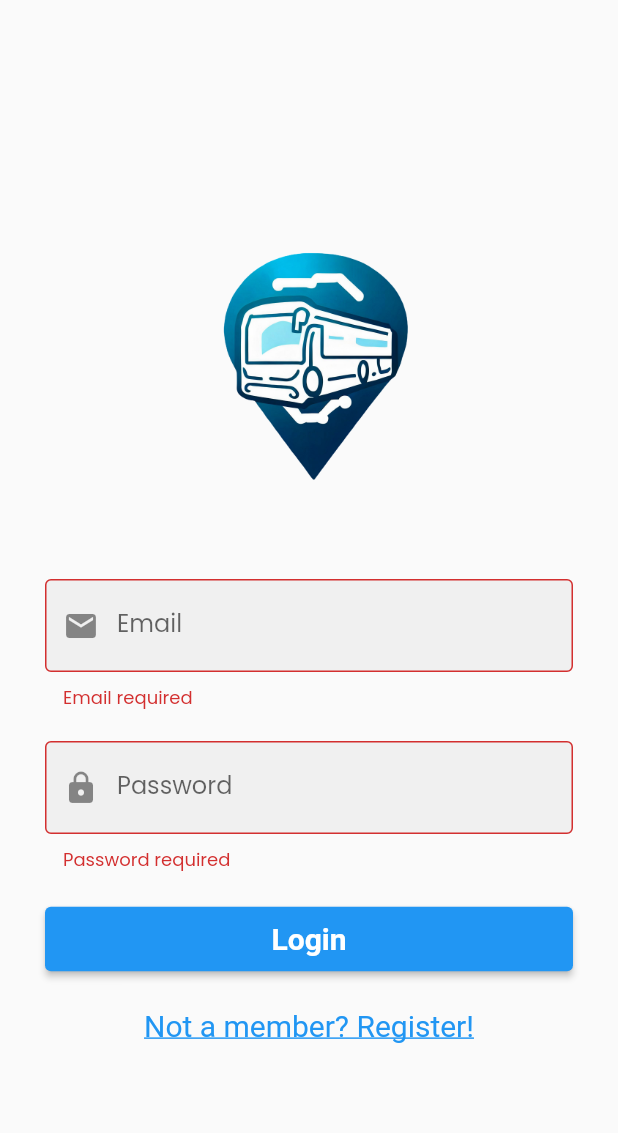
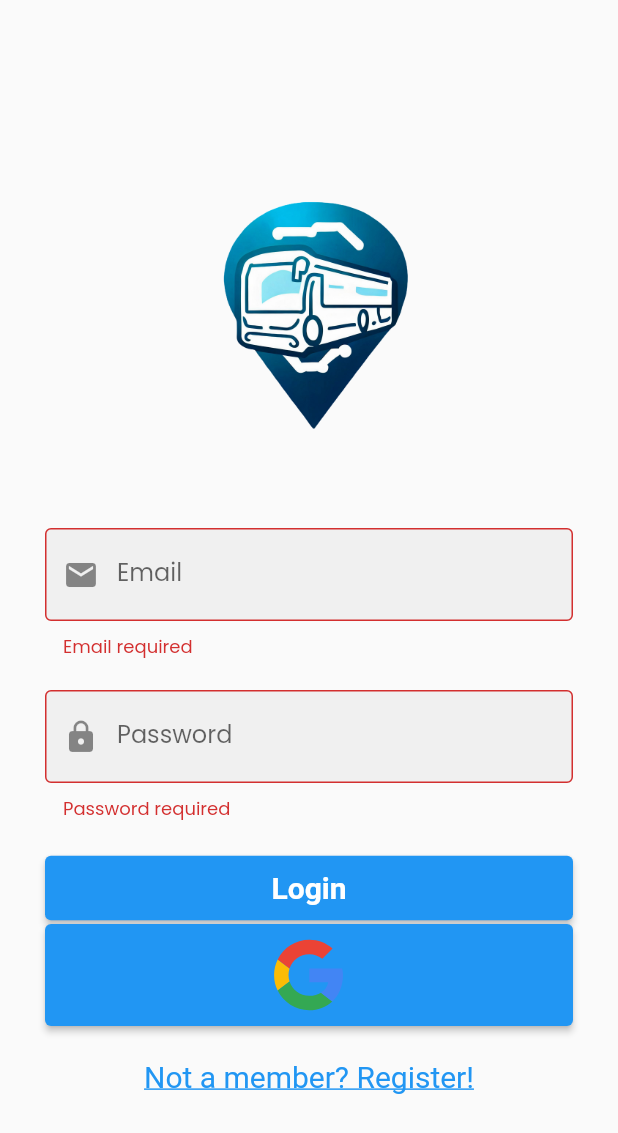
Before and after one commit to adlopezruiz/busontime-app, a Flutter app: the screen it shows after launch, after a tap on "Login", on a phone screen of 412 x 824 dp. Shown: the top 1133 px of the screen. Run offline on Flutter 3.47's test engine with Material 2 defaults, Android fonts, the light colour scheme and no system bars; our stand-ins replace bloc, cloud_firestore, equatable, firebase_auth, firebase_core, flutter_bloc and 7 more; accounts and stored records are empty; generated files the repository leaves out were written again; project files that could hold a hidden picture were left out.

Commit message:
google login working and profile page working also

```diff
--- a/lib/dependency_injection/injector.dart
+++ b/lib/dependency_injection/injector.dart
@@ -9,6 +9,7 @@ import 'package:cloud_firestore/cloud_firestore.dart';
 import 'package:firebase_auth/firebase_auth.dart';
 import 'package:get_it/get_it.dart';
 import 'package:go_router/go_router.dart';
+import 'package:google_sign_in/google_sign_in.dart';
 
 GetIt getIt = GetIt.instance;
 
@@ -19,10 +20,12 @@ void setupDI() {
     )
     ..registerSingleton<FirebaseFirestore>(FirebaseFirestore.instance)
     ..registerSingleton<FirebaseAuth>(FirebaseAuth.instance)
+    ..registerSingleton<GoogleSignIn>(GoogleSignIn())
     ..registerLazySingleton<AuthRepository>(
       () => AuthRepository(
         firebaseFirestore: getIt<FirebaseFirestore>(),
         firebaseAuth: getIt<FirebaseAuth>(),
+        googleSignIn: getIt<GoogleSignIn>(),
       ),
     )
     ..registerLazySingleton<ProfileRepository>(
--- a/lib/features/auth/bloc/auth_event.dart
+++ b/lib/features/auth/bloc/auth_event.dart
@@ -17,8 +17,6 @@ class AuthStateChangedEvent extends AuthEvent {
   List<Object?> get props => [user];
 }
 
-class SignOutRequestedEvent extends AuthEvent {}
-
 class InitialCheckEvent extends AuthEvent {
   const InitialCheckEvent({
     this.currentUser,
@@ -28,3 +26,5 @@ class InitialCheckEvent extends AuthEvent {
   @override
   List<Object?> get props => [currentUser];
 }
+
+class SignOutRequestedEvent extends AuthEvent {}
--- a/lib/features/auth/login/screens/login_screen.dart
+++ b/lib/features/auth/login/screens/login_screen.dart
@@ -1,15 +1,14 @@
 import 'package:bot_main_app/dependency_injection/injector.dart';
 import 'package:bot_main_app/features/auth/login/bloc/login_cubit.dart';
-import 'package:bot_main_app/features/auth/register/screens/register_screen.dart';
 import 'package:bot_main_app/utils/error_dialog.dart';
 import 'package:flutter/material.dart';
 import 'package:flutter_bloc/flutter_bloc.dart';
+import 'package:flutter_svg/flutter_svg.dart';
 import 'package:go_router/go_router.dart';
 import 'package:validators/validators.dart';
 
 class LoginScreen extends StatefulWidget {
   const LoginScreen({super.key});
-  static const String routeName = '/login';
 
   @override
   State<LoginScreen> createState() => _LoginScreenState();
@@ -32,7 +31,9 @@ class _LoginScreenState extends State<LoginScreen> {
     if (form == null || !form.validate()) return;
 
     form.save();
-    context.read<LoginCubit>().login(email: _email!, password: _password!);
+    context
+        .read<LoginCubit>()
+        .loginWithEmailAndPassword(email: _email!, password: _password!);
   }
 
   @override
@@ -124,6 +125,24 @@ class _LoginScreenState extends State<LoginScreen> {
                               ? const CircularProgressIndicator()
                               : const Text('Login'),
                         ),
+                        ElevatedButton(
+                          onPressed: state.loginStatus == LoginStatus.submitting
+                              ? null
+                              : getIt<LoginCubit>().loginWithGoogle,
+                          style: ElevatedButton.styleFrom(
+                            textStyle: const TextStyle(
+                              fontSize: 20,
+                              fontWeight: FontWeight.bold,
+                            ),
+                            padding: const EdgeInsets.symmetric(vertical: 10),
+                          ),
+                          child: state.loginStatus == LoginStatus.submitting
+                              ? const CircularProgressIndicator()
+                              : SvgPicture.asset(
+                                  'assets/icons/google.svg',
+                                  semanticsLabel: 'Acme Logo',
+                                ),
+                        ),
                         const SizedBox(height: 10),
                         TextButton(
                           onPressed: state.loginStatus == LoginStatus.submitting
--- a/lib/features/auth/register/screens/register_screen.dart
+++ b/lib/features/auth/register/screens/register_screen.dart
@@ -6,7 +6,6 @@ import 'package:validators/validators.dart';
 
 class RegisterScreen extends StatefulWidget {
   const RegisterScreen({super.key});
-  static const String routeName = '/signup';
 
   @override
   State<RegisterScreen> createState() => _RegisterScreenState();
--- a/lib/features/home/screens/home_screen.dart
+++ b/lib/features/home/screens/home_screen.dart
@@ -9,7 +9,6 @@ import 'package:google_maps_flutter/google_maps_flutter.dart';
 
 class HomeScreen extends StatefulWidget {
   const HomeScreen({super.key});
-  static const String routeName = '/home';
 
   @override
   State<HomeScreen> createState() => _HomeScreenState();
--- a/lib/features/profile/bloc/profile_cubit.dart
+++ b/lib/features/profile/bloc/profile_cubit.dart
@@ -11,6 +11,7 @@ part 'profile_state.dart';
 class ProfileCubit extends Cubit<ProfileState> {
   ProfileCubit({required this.profileRepository})
       : super(ProfileState.initial()) {
+    print(getIt<AuthBloc>().state.user!.uid);
     final uid = getIt<AuthBloc>().state.user!.uid;
     getProfile(uid: uid);
   }
--- a/lib/utils/constants.dart
+++ b/lib/utils/constants.dart
@@ -13,4 +13,4 @@ final userRef = FirebaseFirestore.instance.collection('users');
 const kGoogleMapsApi = 'AIzaSyCQY900CUko2JTQV2idWz2SeUZuTSaCeyo';
 
 //My API constants
-const kApiUrl = 'http://10.0.2.2:3000';
+const kApiUrl = 'http://10.0.2.2:3000/api/v1';
--- a/pubspec.yaml
+++ b/pubspec.yaml
@@ -18,9 +18,11 @@ dependencies:
   flutter_localizations:
     sdk: flutter
   flutter_native_splash: ^2.3.0
+  flutter_svg: ^2.0.6
   get_it: ^7.6.0
   go_router: ^7.1.1
   google_maps_flutter: ^2.2.8
+  google_sign_in: ^5.4.4
   http: ^1.0.0
   intl: ^0.18.0
   lottie: ^2.3.2
@@ -39,6 +41,8 @@ flutter:
 
   assets:
     - assets/images/
+    - assets/images/bus_images/
+    - assets/icons/
 
   fonts:
     - family: Poppins
```
Also changed, not shown: lib/features/auth/login/bloc/login_cubit.dart (+27 -2 lines), lib/features/profile/screens/profile_page.dart (+6 -2 lines), lib/models/user_model.dart (+36 -22 lines), lib/repository/auth/auth_repository.dart (+46 -2 lines), lib/repository/auth/profile_repository.dart (+7 -15 lines), assets/icons/google.svg (added), pubspec.lock, 2 other files.
